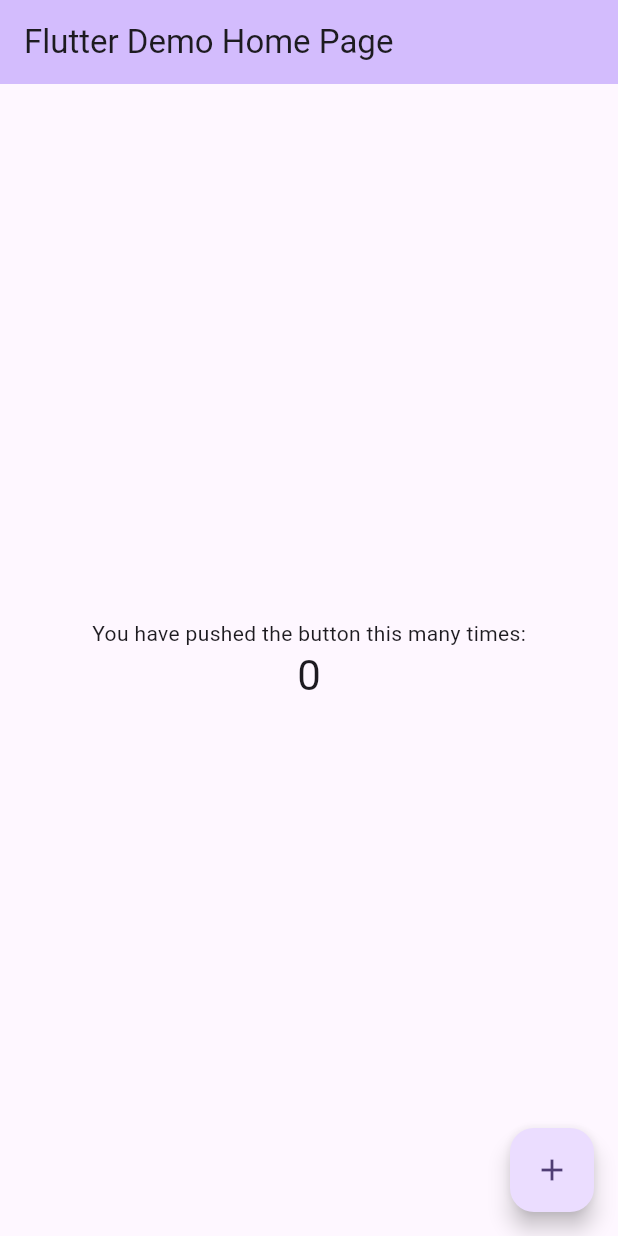
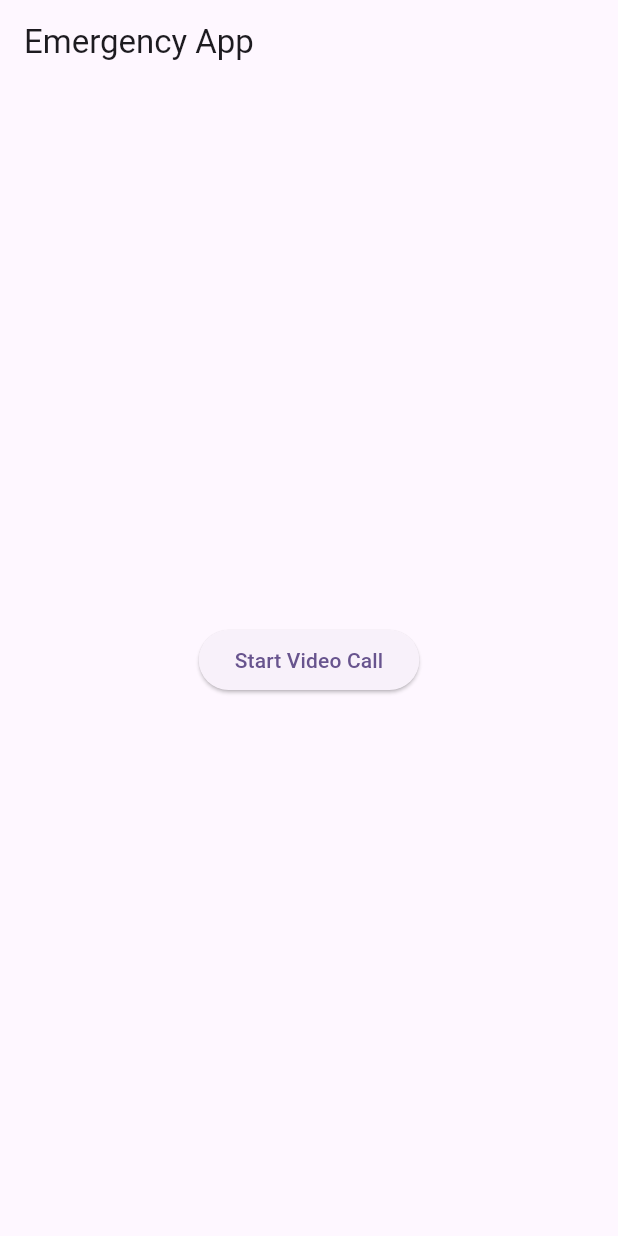
Before and after one commit to abdelrahman-alaa-10/EmergencyAppDemo, a Flutter app: the screen it shows after launch, on a phone screen of 412 x 824 dp. Run offline on Flutter 3.47's test engine with Material 3 defaults, Android fonts, the phone set to English and light mode, and no system bars; missing offline and left inert: agora_rtc_engine.

Commit message:
Video Call Page Set wit Agora API

```diff
--- a/lib/main.dart
+++ b/lib/main.dart
@@ -1,125 +1,50 @@
 import 'package:flutter/material.dart';
+import 'videocall.dart';
 
 void main() {
   runApp(const MyApp());
 }
 
-class MyApp extends StatelessWidget {
+class MyApp extends StatelessWidget
+{
   const MyApp({super.key});
 
   // This widget is the root of your application.
   @override
-  Widget build(BuildContext context) {
+  Widget build(BuildContext context)
+  {
     return MaterialApp(
-      title: 'Flutter Demo',
+      title: 'Emergency App',
       theme: ThemeData(
-        // This is the theme of your application.
-        //
-        // TRY THIS: Try running your application with "flutter run". You'll see
-        // the application has a purple toolbar. Then, without quitting the app,
-        // try changing the seedColor in the colorScheme below to Colors.green
-        // and then invoke "hot reload" (save your changes or press the "hot
-        // reload" button in a Flutter-supported IDE, or press "r" if you used
-        // the command line to start the app).
-        //
-        // Notice that the counter didn't reset back to zero; the application
-        // state is not lost during the reload. To reset the state, use hot
-        // restart instead.
-        //
-        // This works for code too, not just values: Most code changes can be
-        // tested with just a hot reload.
         colorScheme: ColorScheme.fromSeed(seedColor: Colors.deepPurple),
         useMaterial3: true,
       ),
-      home: const MyHomePage(title: 'Flutter Demo Home Page'),
+      home: const HomeScreen(),
+      routes: {
+        '/video_call':(context) => const VideoCall(),
+      },
     );
   }
 }
 
-class MyHomePage extends StatefulWidget {
-  const MyHomePage({super.key, required this.title});
-
-  // This widget is the home page of your application. It is stateful, meaning
-  // that it has a State object (defined below) that contains fields that affect
-  // how it looks.
-
-  // This class is the configuration for the state. It holds the values (in this
-  // case the title) provided by the parent (in this case the App widget) and
-  // used by the build method of the State. Fields in a Widget subclass are
-  // always marked "final".
-
-  final String title;
-
-  @override
-  State<MyHomePage> createState() => _MyHomePageState();
-}
-
-class _MyHomePageState extends State<MyHomePage> {
-  int _counter = 0;
-
-  void _incrementCounter() {
-    setState(() {
-      // This call to setState tells the Flutter framework that something has
-      // changed in this State, which causes it to rerun the build method below
-      // so that the display can reflect the updated values. If we changed
-      // _counter without calling setState(), then the build method would not be
-      // called again, and so nothing would appear to happen.
-      _counter++;
-    });
-  }
+class HomeScreen extends StatelessWidget
+{
+  const HomeScreen({super.key});
 
   @override
   Widget build(BuildContext context) {
-    // This method is rerun every time setState is called, for instance as done
-    // by the _incrementCounter method above.
-    //
-    // The Flutter framework has been optimized to make rerunning build methods
-    // fast, so that you can just rebuild anything that needs updating rather
-    // than having to individually change instances of widgets.
     return Scaffold(
       appBar: AppBar(
-        // TRY THIS: Try changing the color here to a specific color (to
-        // Colors.amber, perhaps?) and trigger a hot reload to see the AppBar
-        // change color while the other colors stay the same.
-        backgroundColor: Theme.of(context).colorScheme.inversePrimary,
-        // Here we take the value from the MyHomePage object that was created by
-        // the App.build method, and use it to set our appbar title.
-        title: Text(widget.title),
+        title: const Text('Emergency App'),
       ),
       body: Center(
-        // Center is a layout widget. It takes a single child and positions it
-        // in the middle of the parent.
-        child: Column(
-          // Column is also a layout widget. It takes a list of children and
-          // arranges them vertically. By default, it sizes itself to fit its
-          // children horizontally, and tries to be as tall as its parent.
-          //
-          // Column has various properties to control how it sizes itself and
-          // how it positions its children. Here we use mainAxisAlignment to
-          // center the children vertically; the main axis here is the vertical
-          // axis because Columns are vertical (the cross axis would be
-          // horizontal).
-          //
-          // TRY THIS: Invoke "debug painting" (choose the "Toggle Debug Paint"
-          // action in the IDE, or press "p" in the console), to see the
-          // wireframe for each widget.
-          mainAxisAlignment: MainAxisAlignment.center,
-          children: <Widget>[
-            const Text(
-              'You have pushed the button this many times:',
-            ),
-            Text(
-              '$_counter',
-              style: Theme.of(context).textTheme.headlineMedium,
-            ),
-          ],
+        child: ElevatedButton(
+          onPressed: () {
+            Navigator.pushNamed(context, '/video_call'); // Navigate to VideoCall screen
+          },
+          child: const Text('Start Video Call'),
         ),
       ),
-      floatingActionButton: FloatingActionButton(
-        onPressed: _incrementCounter,
-        tooltip: 'Increment',
-        child: const Icon(Icons.add),
-      ), // This trailing comma makes auto-formatting nicer for build methods.
     );
   }
 }
--- a/pubspec.yaml
+++ b/pubspec.yaml
@@ -30,6 +30,7 @@ environment:
 dependencies:
   flutter:
     sdk: flutter
+  agora_rtc_engine: ^6.5.0
 
 
   # The following adds the Cupertino Icons font to your application.
@@ -45,7 +46,7 @@ dev_dependencies:
   # activated in the `analysis_options.yaml` file located at the root of your
   # package. See that file for information about deactivating specific lint
   # rules and activating additional ones.
-  flutter_lints: ^4.0.0
+  flutter_lints: ^5.0.0
 
 # For information on the generic Dart part of this file, see the
 # following page: https://dart.dev/tools/pub/pubspec
```
Also changed, not shown: lib/credentials.dart (added, +9 -0 lines), lib/videocall.dart (added, +85 -0 lines), pubspec.lock, 3 other files.
